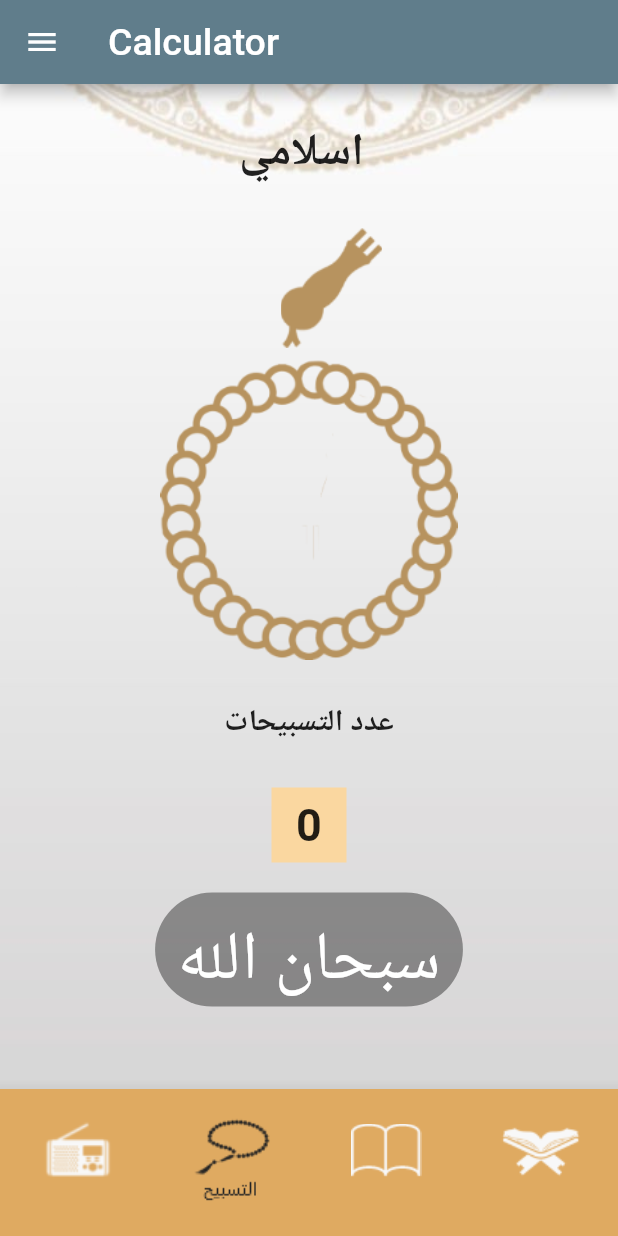
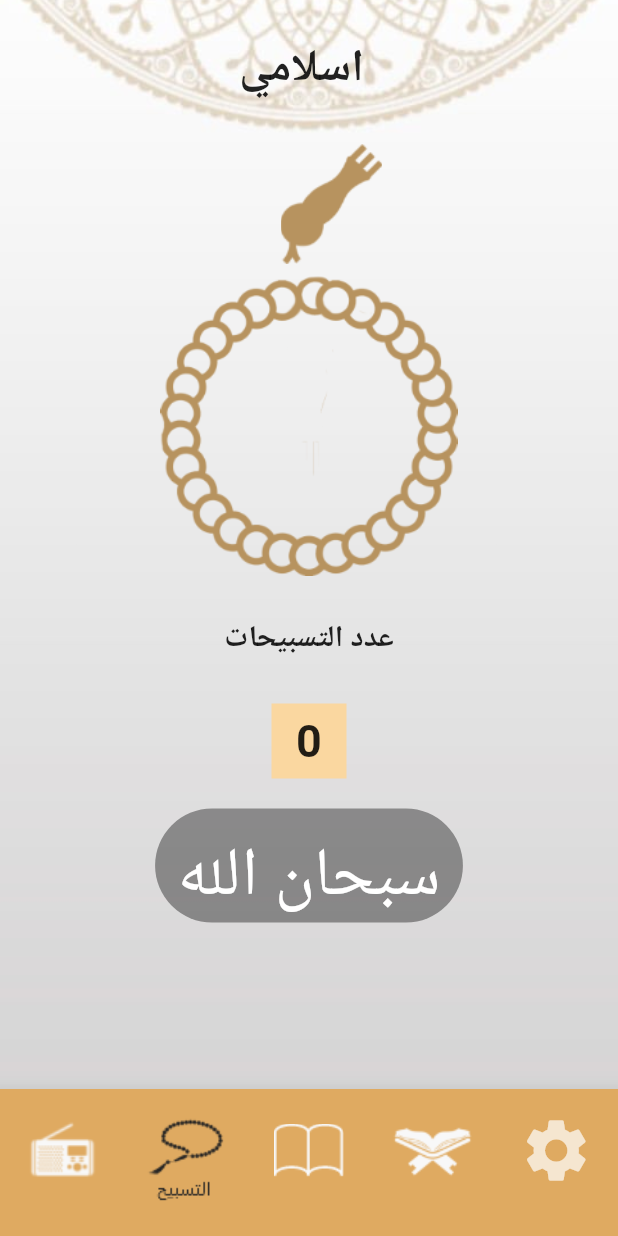
Before and after one commit to Mohamed-Yosry/quran_Flutter, a Flutter app: the screen it shows after launch, item 2 of the bottom bar chosen, on a phone screen of 412 x 824 dp. Run offline on Flutter 3.47's test engine with Material 2 defaults, Android fonts, the phone set to English and light mode, and no system bars.

Commit message:
added settings icon in BottomNavBar

```diff
--- a/lib/bottomBar.dart
+++ b/lib/bottomBar.dart
@@ -2,7 +2,6 @@ import 'package:flutter/material.dart';
 import 'package:provider/provider.dart';
 import 'package:quran_flutter/SideMenu.dart';
 import 'package:quran_flutter/sebha.dart';
-import 'package:quran_flutter/SideMenu.dart';
 import 'AhadeethList.dart';
 import 'AppConfigProvider.dart';
 import 'sowarListPage.dart';
@@ -21,6 +20,7 @@ class BottomBarState extends State<BottomBar> {
     sebha(),
     HadeethsList(),
     SurahsList(),
+    SideMenu()
   ];
 
 
@@ -34,11 +34,7 @@ class BottomBarState extends State<BottomBar> {
   Widget build(BuildContext context) {
     provider = Provider.of<AppConfigProvider>(context);
     return Scaffold(
-      drawer: SideMenu(),
-      appBar: AppBar(
-        title: Text('Calculator',style: TextStyle(fontSize: 25),textAlign: TextAlign.center,),
-        backgroundColor: Colors.blueGrey,
-      ),
+
       body:Container(
               decoration: BoxDecoration(
                 image: DecorationImage(
@@ -78,6 +74,12 @@ class BottomBarState extends State<BottomBar> {
               title:Text(''),
               activeIcon: Image.asset("assets/quran_selected.png")
           ),
+
+          BottomNavigationBarItem(
+              icon: Icon(Icons.settings,color: Colors.white70,size: 50,),
+              title:Text(''),
+              activeIcon: Icon(Icons.settings,color: Colors.black87,size: 50,)
+          ),
         ],
         onTap: inc,
         currentIndex: curruntIndex,
--- a/lib/main.dart
+++ b/lib/main.dart
@@ -1,5 +1,5 @@
 import 'package:flutter/material.dart';
-import 'package:flutter_localizations/flutter_localizations.dart';
+//import 'package:flutter_localizations/flutter_localizations.dart';
 import 'package:provider/provider.dart';
 import 'package:quran_flutter/AppConfigProvider.dart';
 import 'package:quran_flutter/MyThemeData.dart';
```
Also changed, not shown: lib/SideMenu.dart (+14 -10 lines), pubspec.lock.
